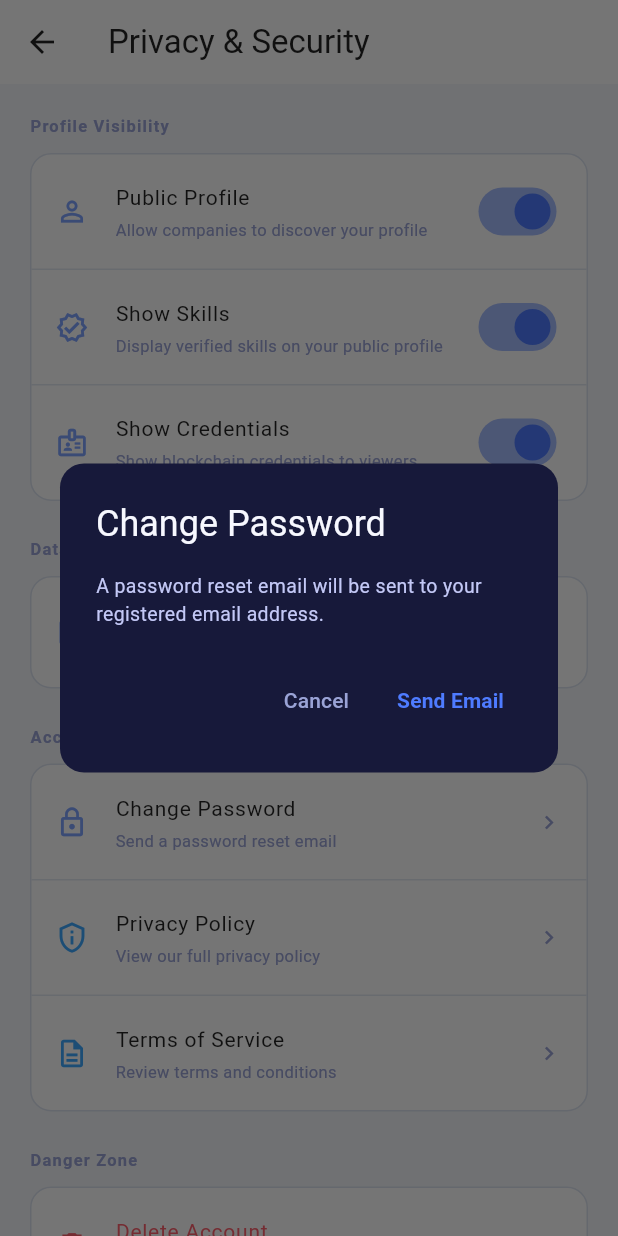
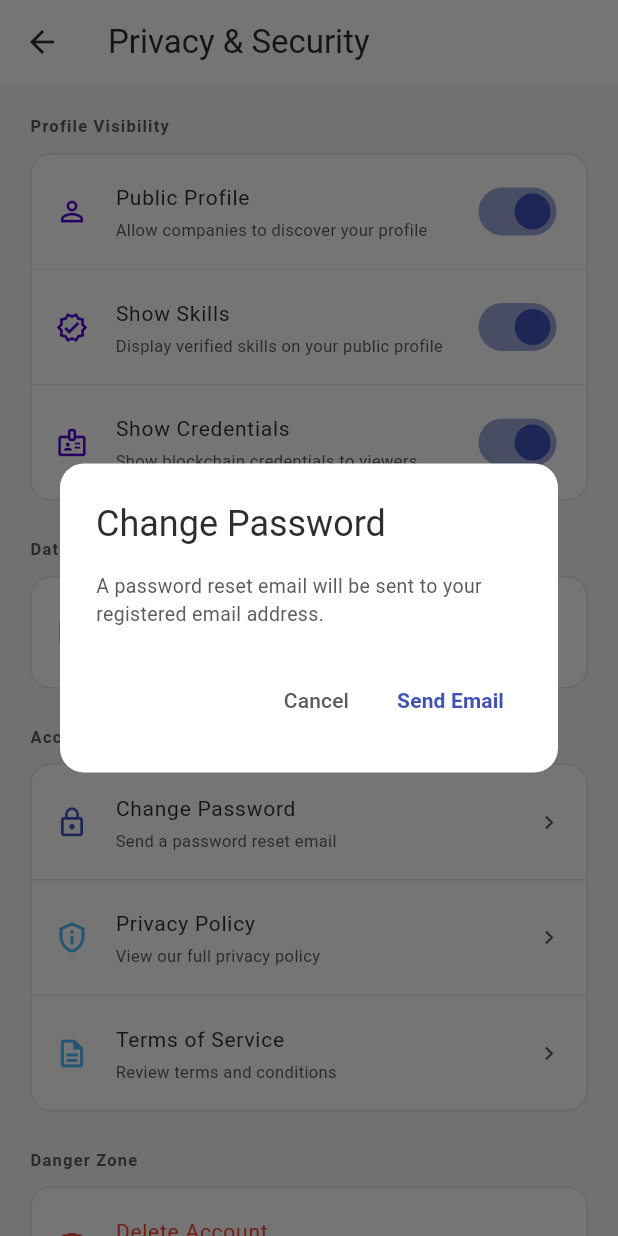
Before and after one commit to Chathurapadmal/skillmatch, a Flutter app: the PrivacySecurityScreen screen opened directly, after a tap on "Change Password", on a phone screen of 412 x 824 dp. Run offline on Flutter 3.47's test engine with Material 3 defaults, Android fonts, the phone set to English and light mode, and no system bars; drawn by our look-alikes of flutter_animate; our stand-ins replace cloud_firestore, file_picker, firebase_ai, firebase_auth, firebase_core, flutter_secure_storage and 5 more; missing offline and left inert: base32, firebase_app_check, otp; accounts and stored records are empty.

Commit message:
UI: Updated Privacy & Security screen styling

```diff
--- a/lib/student/settings/privacy_security_screen.dart
+++ b/lib/student/settings/privacy_security_screen.dart
@@ -4,7 +4,6 @@ import 'package:shared_preferences/shared_preferences.dart';
 import 'package:firebase_auth/firebase_auth.dart';
 import 'privacy_policy_screen.dart';
 import 'terms_of_service_screen.dart';
-import '../../theme/app_theme.dart';
 
 class PrivacySecurityScreen extends StatefulWidget {
   const PrivacySecurityScreen({super.key});
@@ -19,6 +18,24 @@ class _PrivacySecurityScreenState extends State<PrivacySecurityScreen> {
   bool _showCredentials = true;
   bool _dataAnalytics = true;
   bool _loading = true;
+
+  static const primary = Color(0xFF4052B6);
+  static const deepViolet = Color(0xFF5000D2);
+  static const electricPurple = Color(0xFF652FE7);
+
+  static const textPrimary = Color(0xFF2C2F30);
+  static const textSecondary = Color(0xFF595C5D);
+  static const textMuted = Color(0xFF595C5D);
+
+  static const bgMain = Color(0xFFF5F6F7);
+  static const cardBg = Colors.white;
+
+  static const border = Color(0xFFDCE3F0);
+
+  static const info = Color(0xFF4CB9FF);
+  static const link = Color(0xFF00618F);
+  static const error = Colors.red;
+  static const success = Colors.green;
 
   @override
   void initState() {
@@ -46,18 +63,18 @@ class _PrivacySecurityScreenState extends State<PrivacySecurityScreen> {
     showDialog(
       context: context,
       builder: (_) => AlertDialog(
-        backgroundColor: AppTheme.bgCard,
+        backgroundColor: cardBg,
         shape: RoundedRectangleBorder(borderRadius: BorderRadius.circular(16)),
         title: const Text('Change Password',
-            style: TextStyle(color: AppTheme.textPrimary)),
+            style: TextStyle(color: textPrimary)),
         content: const Text(
             'A password reset email will be sent to your registered email address.',
-            style: TextStyle(color: AppTheme.textSecondary, fontSize: 13)),
+            style: TextStyle(color: textSecondary, fontSize: 13)),
         actions: [
           TextButton(
               onPressed: () => Navigator.pop(context),
               child: const Text('Cancel',
-                  style: TextStyle(color: AppTheme.textMuted))),
+                  style: TextStyle(color: textMuted))),
           TextButton(
             onPressed: () async {
               final email = FirebaseAuth.instance.currentUser?.email ?? '';
@@ -70,13 +87,13 @@ class _PrivacySecurityScreenState extends State<PrivacySecurityScreen> {
                 ScaffoldMessenger.of(context).showSnackBar(
                   const SnackBar(
                       content: Text('Password reset email sent!'),
-                      backgroundColor: AppTheme.success),
+                      backgroundColor: success),
                 );
               }
             },
             child: const Text('Send Email',
                 style: TextStyle(
-                    color: AppTheme.primary, fontWeight: FontWeight.w600)),
+                    color: primary, fontWeight: FontWeight.w600)),
           ),
         ],
       ),
@@ -87,23 +104,23 @@ class _PrivacySecurityScreenState extends State<PrivacySecurityScreen> {
     showDialog(
       context: context,
       builder: (_) => AlertDialog(
-        backgroundColor: AppTheme.bgCard,
+        backgroundColor: cardBg,
         shape: RoundedRectangleBorder(borderRadius: BorderRadius.circular(16)),
         title: const Text('Delete Account',
-            style: TextStyle(color: AppTheme.error)),
+            style: TextStyle(color: error)),
         content: const Text(
             'This will permanently delete your account and all associated data. This action cannot be undone.',
-            style: TextStyle(color: AppTheme.textSecondary, fontSize: 13)),
+            style: TextStyle(color: textSecondary, fontSize: 13)),
         actions: [
           TextButton(
               onPressed: () => Navigator.pop(context),
               child: const Text('Cancel',
-                  style: TextStyle(color: AppTheme.textMuted))),
+                  style: TextStyle(color: textMuted))),
           TextButton(
             onPressed: () => Navigator.pop(context),
             child: const Text('Delete',
                 style: TextStyle(
-                    color: AppTheme.error, fontWeight: FontWeight.w600)),
+                    color: error, fontWeight: FontWeight.w600)),
           ),
         ],
       ),
@@ -113,15 +130,15 @@ class _PrivacySecurityScreenState extends State<PrivacySecurityScreen> {
   @override
   Widget build(BuildContext context) {
     return Scaffold(
-      backgroundColor: const Color(0xFFF5F7FA),
+      backgroundColor: bgMain,
       appBar: AppBar(
           title: const Text('Privacy & Security'),
-          backgroundColor: Colors.white,
-          foregroundColor: Colors.black87,
+          backgroundColor: cardBg,
+          foregroundColor: textPrimary,
           elevation: 0),
       body: _loading
           ? const Center(
-              child: CircularProgressIndicator(color: AppTheme.primary))
+              child: CircularProgressIndicator(color: primary))
           : ListView(
               padding: const EdgeInsets.all(20),
               children: [
@@ -180,7 +197,7 @@ class _PrivacySecurityScreenState extends State<PrivacySecurityScreen> {
                     'Change Password',
                     'Send a password reset email',
                     _showChangePassword,
-                    AppTheme.primaryLight,
+                    primary,
                   ),
                   _actionTile(
                     Icons.privacy_tip_outlined,
@@ -191,7 +208,7 @@ class _PrivacySecurityScreenState extends State<PrivacySecurityScreen> {
                         builder: (_) => const PrivacyPolicyScreen(),
                       ),
                     ),
-                    AppTheme.info,
+                    info,
                   ),
                   _actionTile(
                     Icons.description_outlined,
@@ -202,7 +219,7 @@ class _PrivacySecurityScreenState extends State<PrivacySecurityScreen> {
                         builder: (_) => const TermsOfServiceScreen(),
                       ),
                     ),
-                    AppTheme.info,
+                    info,
                   ),
                 ]),
                 const SizedBox(height: 20),
@@ -213,7 +230,7 @@ class _PrivacySecurityScreenState extends State<PrivacySecurityScreen> {
                     'Delete Account',
                     'Permanently remove your account and data',
                     _showDeleteAccount,
-                    AppTheme.error,
+                    error,
                   ),
                 ]),
                 const SizedBox(height: 20),
@@ -226,7 +243,7 @@ class _PrivacySecurityScreenState extends State<PrivacySecurityScreen> {
         padding: const EdgeInsets.only(bottom: 10),
         child: Text(t,
             style: const TextStyle(
-                color: AppTheme.textMuted,
+                color: textMuted,
                 fontSize: 11,
                 fontWeight: FontWeight.w600,
                 letterSpacing: 0.8)),
@@ -235,9 +252,9 @@ class _PrivacySecurityScreenState extends State<PrivacySecurityScreen> {
   Widget _card(List<Widget> tiles) => Container(
         margin: const EdgeInsets.only(bottom: 4),
         decoration: BoxDecoration(
-          color: Colors.white,
+          color: cardBg,
           borderRadius: BorderRadius.circular(14),
-          border: Border.all(color: const Color(0xFFDCE3F0)),
+          border: Border.all(color: border),
         ),
         child: Column(
             children: tiles
@@ -247,7 +264,7 @@ class _PrivacySecurityScreenState extends State<PrivacySecurityScreen> {
                       if (e.key > 0)
                         Divider(
                             height: 1,
-                            color: const Color(0xFFDCE3F0).withOpacity(0.8)),
+                            color: border.withOpacity(0.8)),
                       e.value,
                     ]))
                 .toList()),
@@ -256,14 +273,14 @@ class _PrivacySecurityScreenState extends State<PrivacySecurityScreen> {
   Widget _switchTile(IconData icon, String title, String sub, bool val,
       ValueChanged<bool> onChanged) {
     return ListTile(
-      leading: Icon(icon, color: AppTheme.primaryLight, size: 22),
+      leading: Icon(icon, color: deepViolet, size: 22),
       title: Text(title,
-          style: const TextStyle(color: Colors.black87, fontSize: 14)),
+          style: const TextStyle(color: textPrimary, fontSize: 14)),
       subtitle: Text(sub,
-          style: const TextStyle(color: AppTheme.textMuted, fontSize: 11)),
+          style: const TextStyle(color: textMuted, fontSize: 11)),
       trailing: Switch(
         value: val,
-        activeColor: AppTheme.primary,
+        activeColor: primary,
         onChanged: onChanged,
       ),
       contentPadding: const EdgeInsets.symmetric(horizontal: 16, vertical: 2),
@@ -276,12 +293,12 @@ class _PrivacySecurityScreenState extends State<PrivacySecurityScreen> {
       leading: Icon(icon, color: color, size: 22),
       title: Text(title,
           style: TextStyle(
-              color: color == AppTheme.error ? AppTheme.error : Colors.black87,
+              color: color == error ? error : textPrimary,
               fontSize: 14)),
       subtitle: Text(sub,
-          style: const TextStyle(color: AppTheme.textMuted, fontSize: 11)),
+          style: const TextStyle(color: textMuted, fontSize: 11)),
       trailing:
-          const Icon(Icons.chevron_right, color: AppTheme.textMuted, size: 18),
+          const Icon(Icons.chevron_right, color: textMuted, size: 18),
       onTap: onTap,
       contentPadding: const EdgeInsets.symmetric(horizontal: 16, vertical: 2),
     );
```
